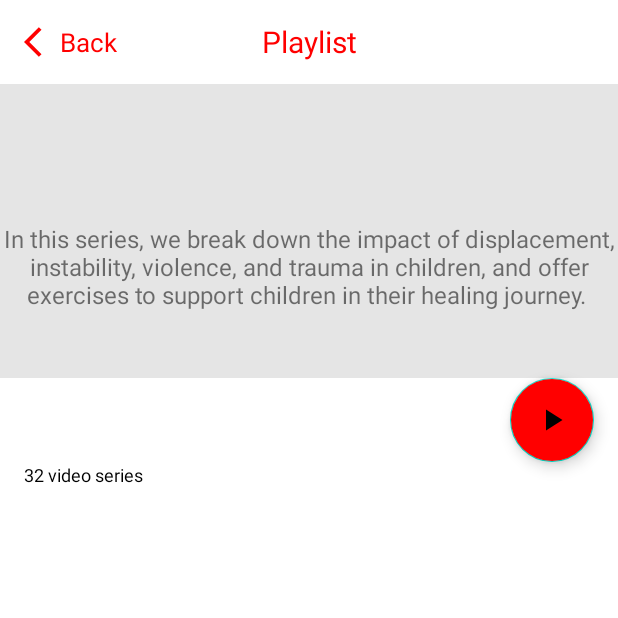
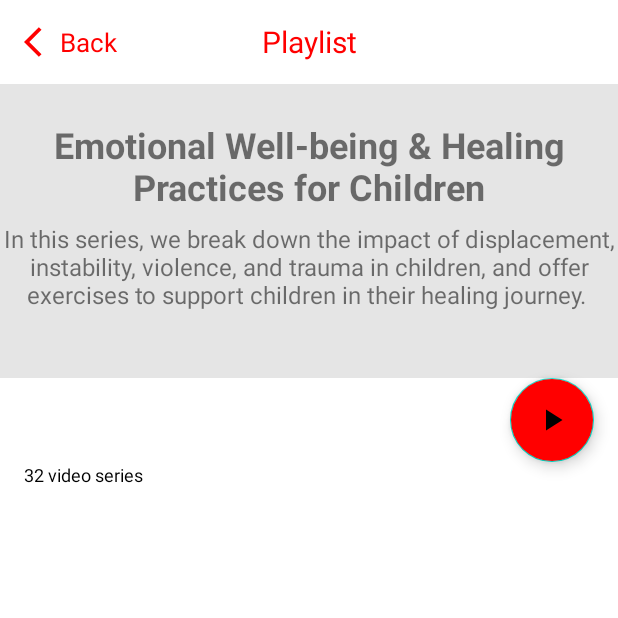
Before and after one commit to AGNARE/Youtube_month6, an Android app: the DetailPlaylistActivity screen opened directly, with no data from a screen before it, on a phone screen of 412 x 824 dp, the top half of it. Run offline under Robolectric (Android 15) with nearby library versions, the phone set to English and light mode, and no system bars; pictures from the network do not load.

```diff
--- /dev/null
+++ b/app/src/main/java/com/example/youtube_month6/core/base/BaseDataSource.kt
@@ -0,0 +1,24 @@
+package com.example.youtube_month6.core.base
+
+import com.example.youtube_month6.core.network.Resource
+import retrofit2.Response
+
+abstract class BaseDataSource {
+    protected suspend fun <T> getResult(call: suspend () -> Response<T>): Resource<T> {
+        try {
+            val response = call()
+            if (response.isSuccessful) {
+                val body = response.body()
+                if (body != null) return Resource.success(body)
+            } else {
+                return Resource.error(
+                    msg = response.message(),
+                    data = response.body()
+                )
+            }
+        } catch (e: Exception) {
+            return Resource.error(msg = e.message ?: e.toString(), data = null)
+        }
+        return Resource.error(null,null)
+    }
+}
--- /dev/null
+++ b/app/src/main/java/com/example/youtube_month6/core/network/RemoteDataSource.kt
@@ -0,0 +1,26 @@
+package com.example.youtube_month6.core.network
+
+import com.example.youtube_month6.BuildConfig
+import com.example.youtube_month6.core.base.BaseDataSource
+import com.example.youtube_month6.data.remote.ApiService
+import com.example.youtube_month6.utils.Constants
+
+class RemoteDataSource(private val apiService: ApiService) : BaseDataSource() {
+
+    suspend fun getPlaylists() = getResult {
+        apiService.getPlaylists(
+            part = Constants.PART,
+            channelId = Constants.CHANNEL_ID,
+            apiKey = BuildConfig.API_KEY,
+            maxResults = 10
+        )
+    }
+
+    suspend fun getPlaylistItems(id: String) = getResult {
+        apiService.getPlaylistItem(
+            key = BuildConfig.API_KEY,
+            part = Constants.PART,
+            playlistId = id
+        )
+    }
+}
--- a/app/src/main/java/com/example/youtube_month6/repository/Repository.kt
+++ b/app/src/main/java/com/example/youtube_month6/repository/Repository.kt
@@ -1,69 +1,32 @@
 package com.example.youtube_month6.repository
 
 import androidx.lifecycle.LiveData
-import androidx.lifecycle.MutableLiveData
-import com.example.youtube_month6.BuildConfig
+import androidx.lifecycle.liveData
+import com.example.youtube_month6.core.network.RemoteDataSource
 import com.example.youtube_month6.core.network.Resource
 import com.example.youtube_month6.core.network.RetrofitClient
 import com.example.youtube_month6.data.model.PlayListsModel
 import com.example.youtube_month6.data.remote.ApiService
-import com.example.youtube_month6.utils.Constants
-import retrofit2.Call
-import retrofit2.Callback
-import retrofit2.Response
+import kotlinx.coroutines.Dispatchers
 
 class Repository {
 
     private val apiService: ApiService = RetrofitClient.create()
+    private val remoteDataSource: RemoteDataSource = RemoteDataSource(apiService)
 
-    fun getPlaylistItems(id: String?): LiveData<Resource<PlayListsModel>> {
-        val dataItems = MutableLiveData<Resource<PlayListsModel>>()
-
-        dataItems.value = Resource.loading()
-        apiService.getPlaylistItems(
-            apiKey = BuildConfig.API_KEY,
-            part = Constants.PART,
-            id = id!!,
-        ).enqueue(object : Callback<PlayListsModel> {
-            override fun onResponse(
-                call: Call<PlayListsModel>,
-                response: Response<PlayListsModel>
-            ) {
-                if (response.isSuccessful) {
-                    dataItems.value = Resource.success(response.body())
-                }
-            }
-
-            override fun onFailure(call: Call<PlayListsModel>, t: Throwable) {
-                Resource.error(t.message.toString(), null)
-            }
-        })
-        return dataItems
-
+    fun getPlaylistItems(id: String): LiveData<Resource<PlayListsModel>> {
+        return liveData(Dispatchers.IO) {
+            emit(Resource.loading())
+            val data = remoteDataSource.getPlaylistItems(id)
+            emit(data)
+        }
     }
 
     fun getPlayLists(): LiveData<Resource<PlayListsModel>> {
-        val data = MutableLiveData<Resource<PlayListsModel>>()
-
-        data.value = Resource.loading()
-        apiService.getPlaylists(
-            part = Constants.PART,
-            channelId = Constants.CHANNEL_ID,
-            apiKey = BuildConfig.API_KEY,
-        ).enqueue(object : Callback<PlayListsModel> {
-            override fun onResponse(
-                call: Call<PlayListsModel>,
-                response: Response<PlayListsModel>
-            ) {
-                if (response.isSuccessful) {
-                    data.value = Resource.success(response.body())
-                }
-            }
-
-            override fun onFailure(call: Call<PlayListsModel>, t: Throwable) {
-                Resource.error(t.message.toString(), null)
-            }
-        })
-        return data
+        return liveData(Dispatchers.IO) {
+            emit(Resource.loading())
+            val data = remoteDataSource.getPlaylists()
+            emit(data)
+        }
     }
 }
--- a/app/src/main/java/com/example/youtube_month6/ui/detail/AdapterDetailPlaylist.kt
+++ b/app/src/main/java/com/example/youtube_month6/ui/detail/AdapterDetailPlaylist.kt
@@ -13,7 +13,6 @@ class AdapterDetailPlaylist :
     private var list = arrayListOf<PlayListsModel.Item>()
 
     fun setList(lists: List<PlayListsModel.Item>){
-        this.list = list
         val size = list.size
         list.clear()
         list.addAll(lists)
@@ -43,6 +42,7 @@ class AdapterDetailPlaylist :
         fun onBind(item: PlayListsModel.Item) {
             binding.tvTitle.text = item.snippet.title
             binding.ivPlaylistVideo.load(item.snippet.thumbnails.standard.url)
+//            binding.tvTimeOfVideo.text = item.contentDetails.itemCount.toString()
         }
     }
 }
--- a/app/src/main/java/com/example/youtube_month6/ui/detail/DetailPlaylistActivity.kt
+++ b/app/src/main/java/com/example/youtube_month6/ui/detail/DetailPlaylistActivity.kt
@@ -6,6 +6,7 @@ import android.os.Bundle
 import androidx.lifecycle.ViewModelProvider
 import com.example.youtube_month6.R
 import com.example.youtube_month6.core.base.BaseActivity
+import com.example.youtube_month6.core.network.Resource
 import com.example.youtube_month6.databinding.ActivityDetailPlaylistBinding
 import com.example.youtube_month6.databinding.ActivityPlaylistsBinding
 import com.example.youtube_month6.ui.playlist.PlaylistViewModel
@@ -25,17 +26,27 @@ class DetailPlaylistActivity : BaseActivity<ActivityDetailPlaylistBinding, Detai
     override fun setUI() {
         super.setUI()
         val title = intent.getStringExtra("title")
-        val desc = intent.getBooleanArrayExtra("desc")
-        val id = intent.getBooleanArrayExtra("id")
+        val desc = intent.getStringExtra("desc")
+        val id = intent.getStringExtra("id")
+        val count = intent.getIntExtra("count",0)
 
-        viewModel.playlistItems(id?.toString()).observe(this){
-            it.data?.let { it1 -> adapter.setList(it1.items) }
-            binding.tvTitle.text = title
-            binding.tvDesc.text = desc.toString()
-        }
-        adapter = AdapterDetailPlaylist()
-        binding.recyclerView.adapter = adapter
+        viewModel.playlistItems(id ?: "").observe(this) {
+            when (it.status) {
+                Resource.Status.SUCCESS -> {
+                    it.data?.let { it1 -> adapter.setList(it1.items) }
+                    binding.tvTitle.text = title
+                    binding.tvDesc.text = desc
+                    binding.tvVideos.text = "$count video series"
+                }
+                Resource.Status.ERROR -> {}
+                Resource.Status.LOADING -> {}
+
+            }
+
     }
+    adapter = AdapterDetailPlaylist()
+    binding.recyclerView.adapter = adapter
+}
 
 
 }
--- a/app/src/main/java/com/example/youtube_month6/ui/detail/DetailViewModel.kt
+++ b/app/src/main/java/com/example/youtube_month6/ui/detail/DetailViewModel.kt
@@ -8,7 +8,7 @@ import com.example.youtube_month6.data.model.PlayListsModel
 
 class DetailViewModel: BaseViewModel() {
 
-    fun playlistItems(id: String?): LiveData<Resource<PlayListsModel>> {
+    fun playlistItems(id: String): LiveData<Resource<PlayListsModel>> {
         return repository.getPlaylistItems(id)
     }
 }
--- a/app/src/main/java/com/example/youtube_month6/ui/playlist/AdapterPlayLists.kt
+++ b/app/src/main/java/com/example/youtube_month6/ui/playlist/AdapterPlayLists.kt
@@ -13,9 +13,8 @@ class AdapterPlayLists(private val onCLick: (PlayListsModel.Item) -> Unit) :
 
     private var list = arrayListOf<PlayListsModel.Item>()
 
-    @SuppressLint("NotifiDataSetChanged")
     fun setList(lists: List<PlayListsModel.Item>) {
-        this.list = lists as ArrayList<PlayListsModel.Item>
+//        this.list = lists as ArrayList<PlayListsModel.Item>
         val previousSize = list.size
         list.clear()
         list.addAll(lists)
--- a/app/src/main/java/com/example/youtube_month6/ui/playlist/PlayListsActivity.kt
+++ b/app/src/main/java/com/example/youtube_month6/ui/playlist/PlayListsActivity.kt
@@ -9,6 +9,7 @@ import com.example.youtube_month6.core.network.Resource.Status.*
 import com.example.youtube_month6.data.model.PlayListsModel
 import com.example.youtube_month6.databinding.ActivityPlaylistsBinding
 import com.example.youtube_month6.internet.ConnectionInternet
+import com.example.youtube_month6.ui.detail.DetailPlaylistActivity
 
 class PlayListsActivity: BaseActivity<ActivityPlaylistsBinding, PlaylistViewModel>() {
 
@@ -57,10 +58,11 @@ class PlayListsActivity: BaseActivity<ActivityPlaylistsBinding, PlaylistViewMode
     }
 
     private fun onClick(item: PlayListsModel.Item) {
-        val intent = Intent(this, PlayListsActivity::class.java)
+        val intent = Intent(this, DetailPlaylistActivity::class.java)
         intent.putExtra("title", item.snippet.title)
         intent.putExtra("desc", item.snippet.description)
         intent.putExtra("id", item.id)
+        intent.putExtra("count", item.contentDetails.itemCount)
         startActivity(intent)
     }
 
--- a/app/src/main/res/layout/activity_detail_playlist.xml
+++ b/app/src/main/res/layout/activity_detail_playlist.xml
@@ -1,5 +1,5 @@
 <?xml version="1.0" encoding="utf-8"?>
-<androidx.coordinatorlayout.widget.CoordinatorLayout xmlns:android="http://schemas.android.com/apk/res/android"
+<ScrollView xmlns:android="http://schemas.android.com/apk/res/android"
     xmlns:app="http://schemas.android.com/apk/res-auto"
     xmlns:tools="http://schemas.android.com/tools"
     android:layout_width="match_parent"
@@ -10,8 +10,11 @@
         android:layout_width="match_parent"
         android:layout_height="match_parent">
 
+    <androidx.constraintlayout.widget.ConstraintLayout
+        android:layout_width="match_parent"
+        android:layout_height="match_parent">
 
-        <Toolbar
+        <androidx.appcompat.widget.Toolbar
             android:id="@+id/toolbar"
             android:layout_width="match_parent"
             android:layout_height="56dp"
@@ -35,7 +38,7 @@
                 android:textColor="@color/red"
                 android:textSize="20sp" />
 
-        </Toolbar>
+        </androidx.appcompat.widget.Toolbar>
 
         <LinearLayout
             android:id="@+id/layout"
@@ -96,11 +99,13 @@
             android:layout_marginStart="16dp"
             android:layout_marginTop="16dp"
             app:layoutManager="androidx.recyclerview.widget.LinearLayoutManager"
-            tools:listitem="@layout/item_videos_playlist"
             app:layout_constraintEnd_toEndOf="parent"
+            app:layout_constraintHorizontal_bias="0.0"
             app:layout_constraintStart_toStartOf="parent"
-            app:layout_constraintTop_toBottomOf="@id/tv_videos" />
+            app:layout_constraintTop_toBottomOf="@id/tv_videos"
+            tools:listitem="@layout/item_videos_playlist" />
 
     </androidx.constraintlayout.widget.ConstraintLayout>
 
-</androidx.coordinatorlayout.widget.CoordinatorLayout>
+    </androidx.constraintlayout.widget.ConstraintLayout>
+</ScrollView>
--- a/app/src/main/res/layout/item_playlists.xml
+++ b/app/src/main/res/layout/item_playlists.xml
@@ -22,7 +22,7 @@
             android:layout_height="wrap_content"
             android:layout_alignParentBottom="true"
             android:layout_centerHorizontal="true"
-            android:alpha="0.5"
+            android:alpha="0.7"
             android:background="@color/black"
             android:paddingStart="48dp"
             android:text="@string/playlist"
```
Also changed, not shown: app/src/main/java/com/example/youtube_month6/data/remote/ApiService.kt (+7 -7 lines), app/src/main/res/layout/activity_playlists.xml (+0 -7 lines).
